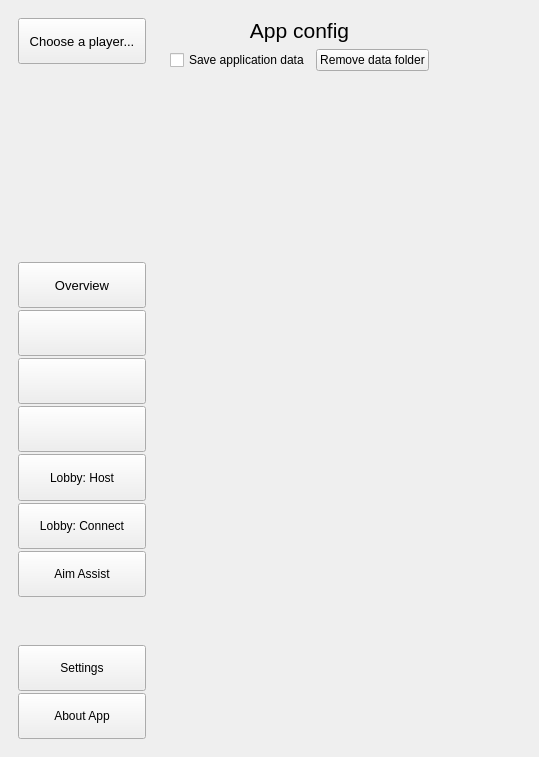
Above: osu-master/mainwindow.ui from PrefectSol/osu-master before the change; both pictures show x 0 to 539 and y 0 to 757 of the 867 by 757 pixel window. Below: the same form after it.
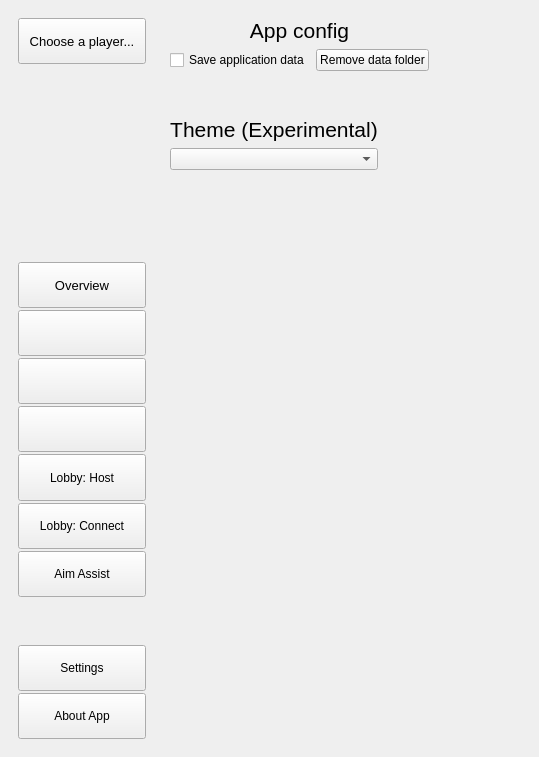
That is the form after the change. The open tabs and pages were chosen to show the change.

Commit message: Add themes | no save | no color fix

```diff
--- a/osu-master/mainwindow.ui
+++ b/osu-master/mainwindow.ui
@@ -1446,6 +1446,19 @@
           </property>
          </spacer>
         </item>
+        <item row="3" column="0">
+         <spacer name="verticalSpacer_14">
+          <property name="orientation">
+           <enum>Qt::Vertical</enum>
+          </property>
+          <property name="sizeHint" stdset="0">
+           <size>
+            <width>20</width>
+            <height>494</height>
+           </size>
+          </property>
+         </spacer>
+        </item>
         <item row="0" column="0" colspan="3">
          <layout class="QVBoxLayout" name="verticalLayout_4">
           <item>
@@ -1493,11 +1506,21 @@
           </item>
          </layout>
         </item>
+        <item row="5" column="1">
+         <widget class="QLabel" name="label_18">
+          <property name="text">
+           <string/>
+          </property>
+         </widget>
+        </item>
         <item row="1" column="0">
          <spacer name="verticalSpacer_12">
           <property name="orientation">
            <enum>Qt::Vertical</enum>
           </property>
+          <property name="sizeType">
+           <enum>QSizePolicy::Minimum</enum>
+          </property>
           <property name="sizeHint" stdset="0">
            <size>
             <width>20</width>
@@ -1506,20 +1529,35 @@
           </property>
          </spacer>
         </item>
-        <item row="2" column="2">
+        <item row="2" column="0">
+         <layout class="QVBoxLayout" name="verticalLayout_18">
+          <item>
+           <widget class="QLabel" name="label_17">
+            <property name="font">
+             <font>
+              <pointsize>16</pointsize>
+             </font>
+            </property>
+            <property name="text">
+             <string>Theme (Experimental)</string>
+            </property>
+            <property name="alignment">
+             <set>Qt::AlignCenter</set>
+            </property>
+           </widget>
+          </item>
+          <item>
+           <widget class="QComboBox" name="themes"/>
+          </item>
+         </layout>
+        </item>
+        <item row="4" column="2">
          <widget class="QLabel" name="label_19">
           <property name="text">
            <string/>
           </property>
          </widget>
         </item>
-        <item row="3" column="1">
-         <widget class="QLabel" name="label_18">
-          <property name="text">
-           <string/>
-          </property>
-         </widget>
-        </item>
        </layout>
       </widget>
       <widget class="QWidget" name="aboutAppPage">
```
Left out of the diff: 2 changed lines with no effect on the pictures. The commit also changes 853 other files.
